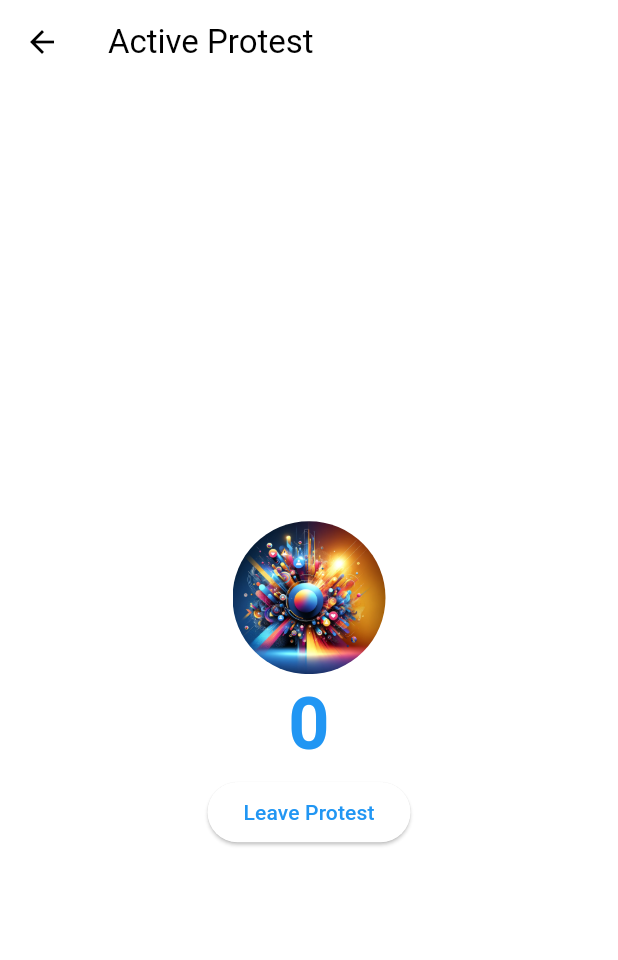
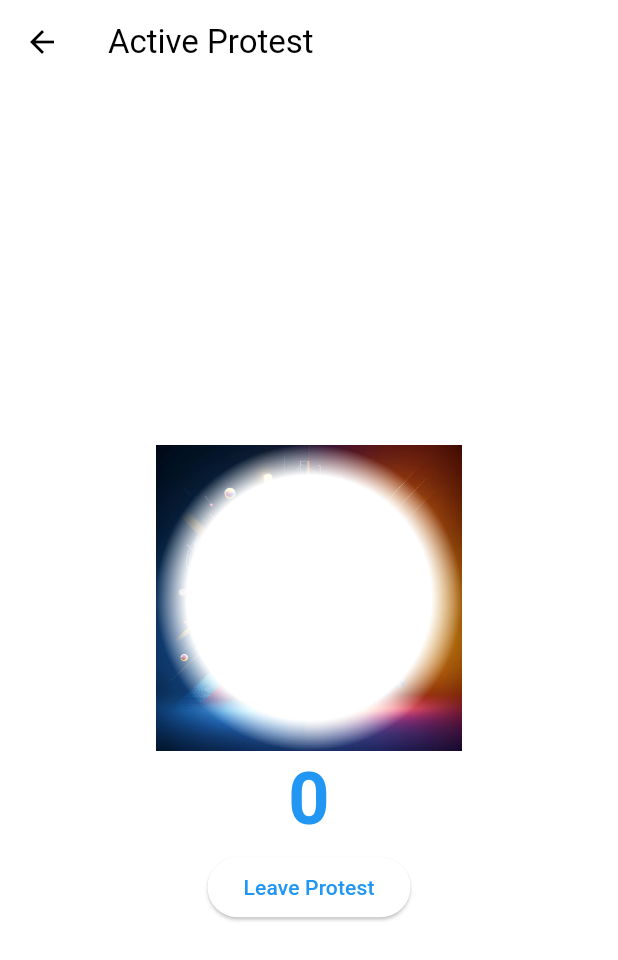
Before and after one commit to peterres/vpmvp, a Flutter app: the ActiveProtestScreen screen opened directly with empty values, on a phone screen of 412 x 824 dp. Shown: the top 960 px of the screen. Run offline on Flutter 3.47's test engine with Material 3 defaults, Android fonts, the phone set to English and light mode, and no system bars; network calls fail.

Commit message:
intermediate - trying fading edges on image

```diff
--- a/ui/vpui/vpui/lib/src/screens/active_protest_screen.dart
+++ b/ui/vpui/vpui/lib/src/screens/active_protest_screen.dart
@@ -1,6 +1,7 @@
 import 'package:flutter/material.dart';
 import '../models/protest.dart';
 import '../widgets/animated_heartbeat_image.dart';
+import '../widgets/faded_edge_image.dart';
 import '../services/websocket_service.dart';
 
 class ActiveProtestScreen extends StatefulWidget {
@@ -62,7 +63,10 @@ class _ActiveProtestScreenState extends State<ActiveProtestScreen> {
               textAlign: TextAlign.center,
             ),
             // Dynamic visual element placeholder
-            Center(child: AnimatedHeartbeatImage()),
+            Center(
+                // child: FadedEdgeImage(
+                //     imagePath: 'assets/images/active_protest.png', size: 200)),
+                child: AnimatedHeartbeatImage()),
             Text(
               '$_currentParticipantCount',
               style: TextStyle(
--- a/ui/vpui/vpui/lib/src/widgets/animated_heartbeat_image.dart
+++ b/ui/vpui/vpui/lib/src/widgets/animated_heartbeat_image.dart
@@ -30,16 +30,18 @@ class _AnimatedHeartbeatImageState extends State<AnimatedHeartbeatImage>
   Widget build(BuildContext context) {
     return ScaleTransition(
       scale: _animation,
-      child: Container(
-        width: 100, // Adjust the size as needed
-        height: 100, // Adjust the size as needed
-        decoration: BoxDecoration(
-          shape: BoxShape.circle,
-          image: DecorationImage(
-            image: AssetImage('assets/images/active_protest.png'),
-            fit: BoxFit.cover,
-          ),
-        ),
+      child: ShaderMask(
+        shaderCallback: (rect) {
+          return RadialGradient(
+            radius: 0.5,
+            colors: [Colors.black, Colors.transparent],
+            stops: [0.8, 1.0], // Adjust these stops for desired fade effect
+            center: FractionalOffset.center,
+          ).createShader(rect);
+        },
+        blendMode: BlendMode.dstOut,
+        child: Image.asset('assets/images/active_protest.png',
+            width: 200, height: 200),
       ),
     );
   }
```
Also changed, not shown: ui/vpui/vpui/lib/src/widgets/faded_edge_image.dart (added, +29 -0 lines).
